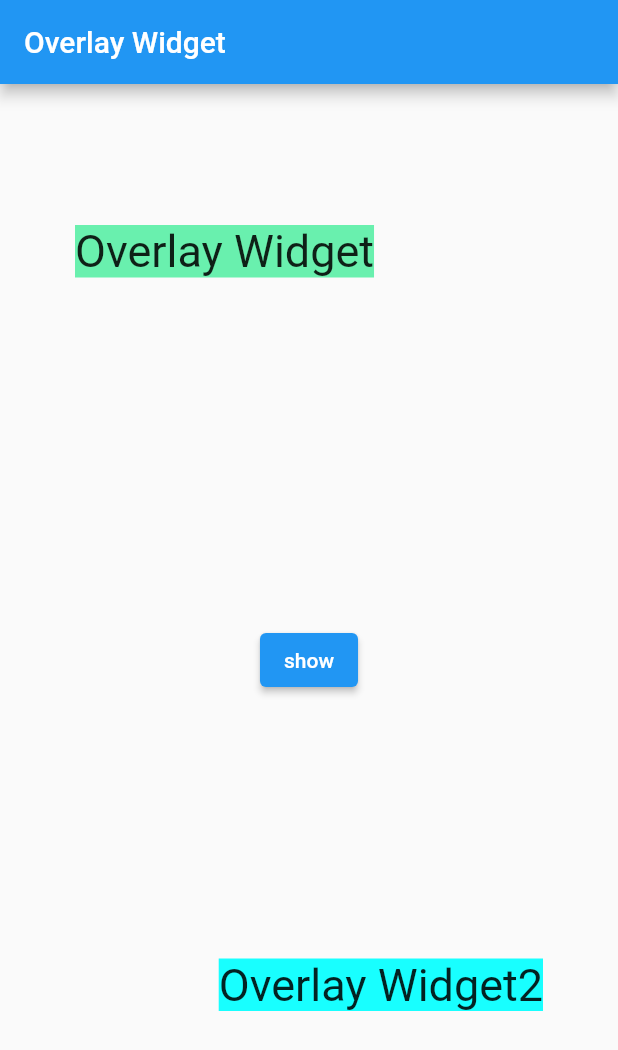
After one commit to andhavarapujyothi/flutter_provider_2, a Flutter app: the screen it shows after launch, after a tap on "show", on a phone screen of 412 x 824 dp. The commit adds this screen. Shown: the top 1050 px of the screen. Run offline on Flutter 3.47's test engine with Material 2 defaults, Android fonts, the phone set to English and light mode, and no system bars; our stand-ins replace cached_network_image, youtube_player_flutter.

Commit message:
overlay widget

```diff
--- a/lib/main.dart
+++ b/lib/main.dart
@@ -1,5 +1,6 @@
 import 'package:flutter/material.dart';
 import 'package:flutter_provider_2/cart_provider.dart';
+import 'package:flutter_provider_2/overlay_widget.dart';
 
 import 'package:flutter_provider_2/stack_widget.dart';
 
@@ -34,7 +35,7 @@ class MyApp extends StatelessWidget {
           //colorScheme: ColorScheme.fromSeed(seedColor: Colors.deepPurple),
           //useMaterial3: true,
           ),
-      home: const StackWidgetScreen(),
+      home: const OverlayScreen(),
     );
   }
 }
--- /dev/null
+++ b/lib/overlay_widget.dart
@@ -0,0 +1,49 @@
+import 'package:flutter/material.dart';
+
+class OverlayScreen extends StatelessWidget {
+  const OverlayScreen({super.key});
+
+  @override
+  Widget build(BuildContext context) {
+    return Scaffold(
+      appBar: AppBar(
+        title: const Text('Overlay Widget'),
+      ),
+      body: Center(
+          child: ElevatedButton(
+              onPressed: () async {
+                OverlayState overlayState = Overlay.of(context);
+                OverlayEntry overlayEntry = OverlayEntry(
+                    //opaque: true,
+                    builder: (context) {
+                  return const Positioned(
+                      top: 150,
+                      left: 50,
+                      child: Material(
+                          color: Colors.greenAccent,
+                          child: Text(
+                            'Overlay Widget',
+                            style: TextStyle(fontSize: 30),
+                          )));
+                });
+                OverlayEntry overlayEntry2 = OverlayEntry(builder: (context) {
+                  return const Positioned(
+                      bottom: 150,
+                      right: 50,
+                      child: Material(
+                          color: Colors.cyanAccent,
+                          child: Text(
+                            'Overlay Widget2',
+                            style: TextStyle(fontSize: 30),
+                          )));
+                });
+                overlayState.insert(overlayEntry);
+                overlayState.insert(overlayEntry2);
+                await Future.delayed(const Duration(seconds: 4));
+                overlayEntry.remove();
+                overlayEntry2.remove();
+              },
+              child: const Text('show'))),
+    );
+  }
+}
```
